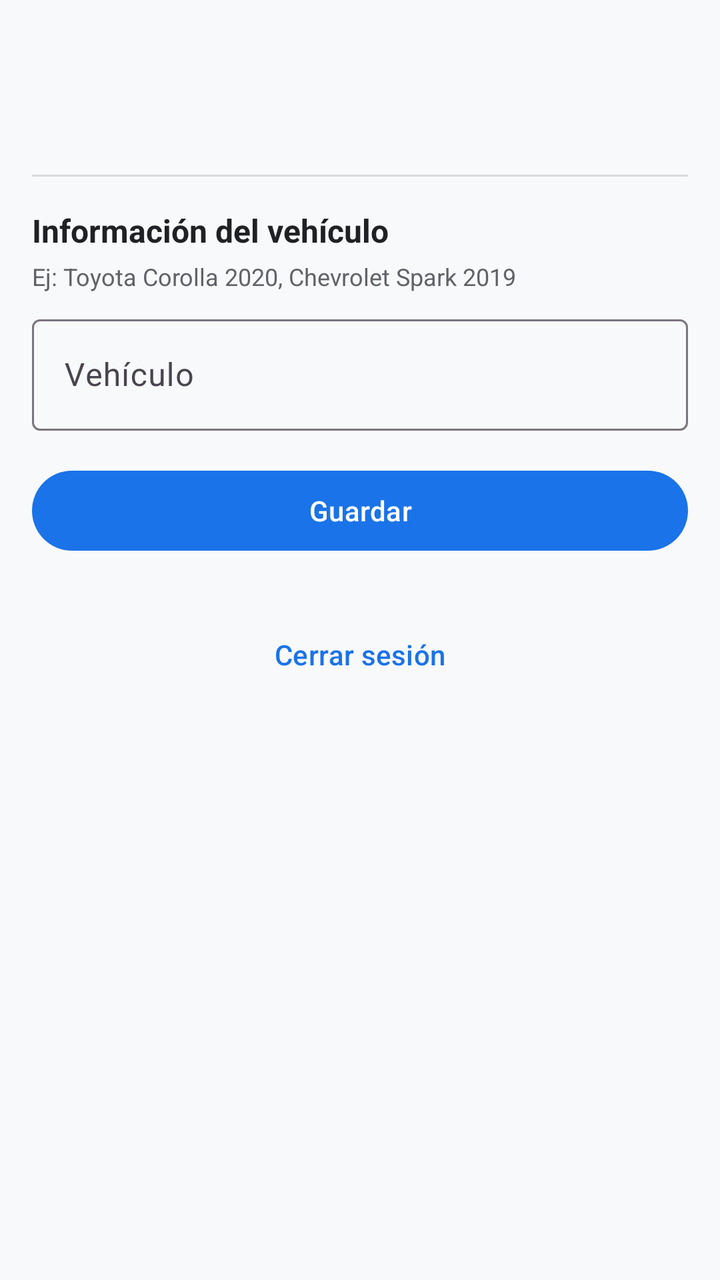
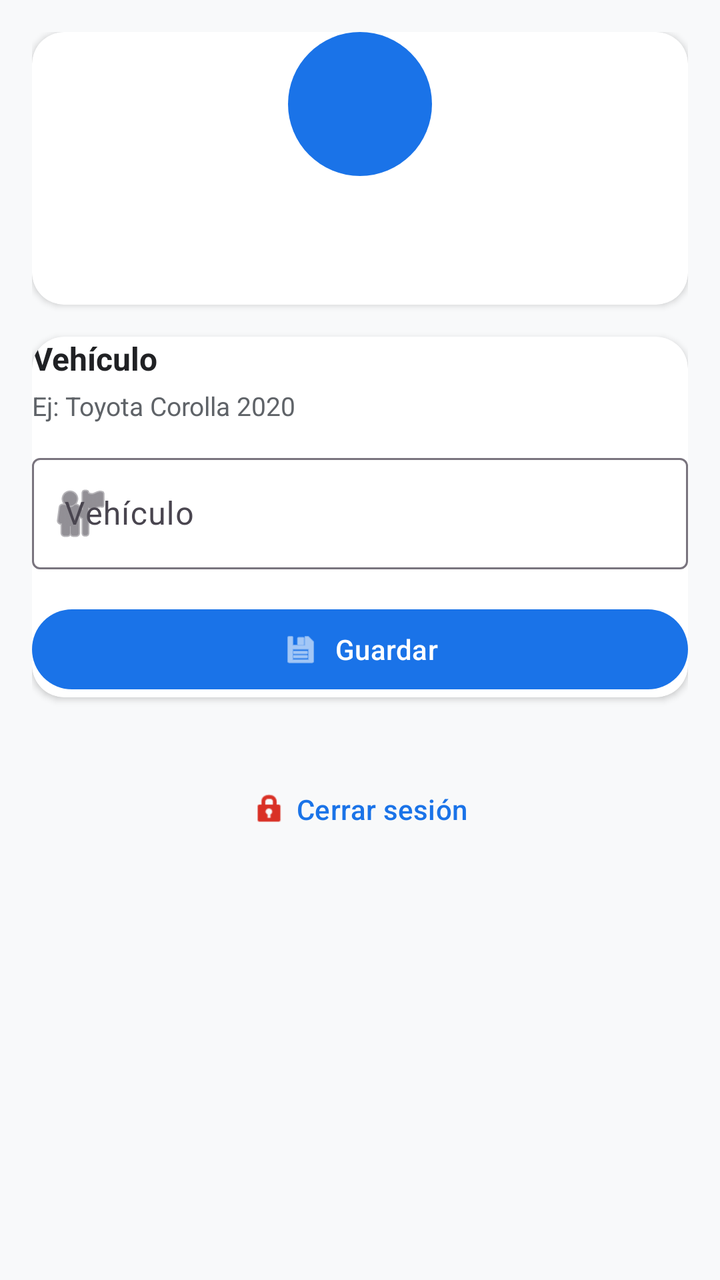

Screens rendered from an Android XML layout before and after an edit, with the pre-edit source and the edit as a unified diff.
<!-- AndroidManifest.xml: application theme Theme.CarpoolApp -->
<!-- res/layout/fragment_perfil.xml -->
<?xml version="1.0" encoding="utf-8"?>
<ScrollView
    xmlns:android="http://schemas.android.com/apk/res/android"
    xmlns:app="http://schemas.android.com/apk/res-auto"
    android:layout_width="match_parent"
    android:layout_height="match_parent">

    <androidx.constraintlayout.widget.ConstraintLayout
        android:layout_width="match_parent"
        android:layout_height="wrap_content"
        android:padding="@dimen/margin_medium">

        <TextView
            android:id="@+id/tv_nombre"
            android:layout_width="0dp"
            android:layout_height="wrap_content"
            android:textSize="24sp"
            android:textStyle="bold"
            android:textColor="@color/text_primary"
            app:layout_constraintTop_toTopOf="parent"
            app:layout_constraintStart_toStartOf="parent"
            app:layout_constraintEnd_toEndOf="parent" />

        <TextView
            android:id="@+id/tv_email"
            android:layout_width="0dp"
            android:layout_height="wrap_content"
            android:textSize="14sp"
            android:textColor="@color/text_secondary"
            app:layout_constraintTop_toBottomOf="@id/tv_nombre"
            app:layout_constraintStart_toStartOf="parent"
            app:layout_constraintEnd_toEndOf="parent"
            android:layout_marginTop="4dp" />

        <View
            android:id="@+id/divider"
            android:layout_width="0dp"
            android:layout_height="1dp"
            android:background="@color/text_secondary"
            android:alpha="0.2"
            app:layout_constraintTop_toBottomOf="@id/tv_email"
            app:layout_constraintStart_toStartOf="parent"
            app:layout_constraintEnd_toEndOf="parent"
            android:layout_marginTop="16dp" />

        <TextView
            android:id="@+id/vehiculo_title"
            android:layout_width="wrap_content"
            android:layout_height="wrap_content"
            android:text="Información del vehículo"
            android:textSize="16sp"
            android:textStyle="bold"
            android:textColor="@color/text_primary"
            app:layout_constraintTop_toBottomOf="@id/divider"
            app:layout_constraintStart_toStartOf="parent"
            android:layout_marginTop="16dp" />

        <TextView
            android:id="@+id/vehiculo_helper"
            android:layout_width="0dp"
            android:layout_height="wrap_content"
            android:text="Ej: Toyota Corolla 2020, Chevrolet Spark 2019"
            android:textSize="12sp"
            android:textColor="@color/text_secondary"
            app:layout_constraintTop_toBottomOf="@id/vehiculo_title"
            app:layout_constraintStart_toStartOf="parent"
            app:layout_constraintEnd_toEndOf="parent"
            android:layout_marginTop="4dp" />

        <com.google.android.material.textfield.TextInputLayout
            android:id="@+id/vehiculo_layout"
            android:layout_width="0dp"
            android:layout_height="wrap_content"
            android:hint="@string/label_vehiculo"
            style="@style/Widget.Material3.TextInputLayout.OutlinedBox"
            app:layout_constraintTop_toBottomOf="@id/vehiculo_helper"
            app:layout_constraintStart_toStartOf="parent"
            app:layout_constraintEnd_toEndOf="parent"
            android:layout_marginTop="8dp">

            <com.google.android.material.textfield.TextInputEditText
                android:id="@+id/vehiculo_input"
                android:layout_width="match_parent"
                android:layout_height="wrap_content"
                android:inputType="textCapWords" />
        </com.google.android.material.textfield.TextInputLayout>

        <TextView
            android:id="@+id/mensaje_feedback"
            android:layout_width="0dp"
            android:layout_height="wrap_content"
            android:textSize="14sp"
            android:textAlignment="center"
            android:padding="12dp"
            android:background="@drawable/feedback_background"
            android:visibility="gone"
            app:layout_constraintTop_toBottomOf="@id/btn_cerrar_sesion"
            app:layout_constraintStart_toStartOf="parent"
            app:layout_constraintEnd_toEndOf="parent"
            android:layout_marginTop="16dp" />

        <com.google.android.material.button.MaterialButton
            android:id="@+id/btn_guardar"
            android:layout_width="0dp"
            android:layout_height="48dp"
            android:text="@string/btn_guardar"
            app:layout_constraintTop_toBottomOf="@id/vehiculo_layout"
            app:layout_constraintStart_toStartOf="parent"
            app:layout_constraintEnd_toEndOf="parent"
            android:layout_marginTop="16dp" />

        <com.google.android.material.button.MaterialButton
            android:id="@+id/btn_cerrar_sesion"
            android:layout_width="0dp"
            android:layout_height="48dp"
            android:text="@string/msg_cerrar_sesion"
            style="@style/Widget.Material3.Button.TextButton"
            app:layout_constraintTop_toBottomOf="@id/btn_guardar"
            app:layout_constraintStart_toStartOf="parent"
            app:layout_constraintEnd_toEndOf="parent"
            android:layout_marginTop="24dp" />

    </androidx.constraintlayout.widget.ConstraintLayout>
</ScrollView>
<!-- resources referenced by this layout -->
<resources>
  <color name="text_primary">#FF202124</color>
  <color name="text_secondary">#FF5F6368</color>
  <dimen name="margin_medium">16dp</dimen>
  <!-- drawable feedback_background (drawable) -->
  <?xml version="1.0" encoding="utf-8"?>
  <shape xmlns:android="http://schemas.android.com/apk/res/android"
      android:shape="rectangle">
      <solid android:color="#E8F5E9" />
      <corners android:radius="8dp" />
      <padding
          android:left="8dp"
          android:top="8dp"
          android:right="8dp"
          android:bottom="8dp" />
  </shape>
  <string name="btn_guardar">Guardar</string>
  <string name="label_vehiculo">Vehículo</string>
  <string name="msg_cerrar_sesion">Cerrar sesión</string>
  <style name="Theme.CarpoolApp" parent="Theme.Material3.DayNight.NoActionBar">
          <item name="colorPrimary">@color/primary</item>
          <item name="colorOnPrimary">@color/on_primary</item>
          <item name="colorPrimaryContainer">@color/primary_variant</item>
          <item name="colorSecondary">@color/secondary</item>
          <item name="colorOnSecondary">@color/on_secondary</item>
          <item name="colorError">@color/error</item>
          <item name="colorOnError">@color/on_error</item>
          <item name="android:colorBackground">@color/background</item>
          <item name="colorOnBackground">@color/on_background</item>
          <item name="colorOnSurface">@color/on_surface</item>
      </style>
  <color name="primary">#FF1A73E8</color>
  <color name="on_primary">#FFFFFFFF</color>
  <color name="primary_variant">#FF1557B0</color>
  <color name="secondary">#FF34A853</color>
  <color name="on_secondary">#FFFFFFFF</color>
  <color name="error">#FFD93025</color>
  <color name="on_error">#FFFFFFFF</color>
  <color name="background">#FFF8F9FA</color>
  <color name="on_background">#FF202124</color>
  <color name="on_surface">#FF202124</color>
</resources>

<!-- the commit's change to res/layout/fragment_perfil.xml (unified diff, before → after) -->
@@ -3,87 +3,142 @@
     xmlns:android="http://schemas.android.com/apk/res/android"
     xmlns:app="http://schemas.android.com/apk/res-auto"
     android:layout_width="match_parent"
-    android:layout_height="match_parent">
+    android:layout_height="match_parent"
+    android:background="@color/background">
 
     <androidx.constraintlayout.widget.ConstraintLayout
         android:layout_width="match_parent"
         android:layout_height="wrap_content"
-        android:padding="@dimen/margin_medium">
+        android:padding="16dp">
 
-        <TextView
-            android:id="@+id/tv_nombre"
+        <com.google.android.material.card.MaterialCardView
+            android:id="@+id/profile_card"
             android:layout_width="0dp"
             android:layout_height="wrap_content"
-            android:textSize="24sp"
-            android:textStyle="bold"
-            android:textColor="@color/text_primary"
+            app:cardCornerRadius="16dp"
+            app:cardElevation="2dp"
+            app:cardBackgroundColor="@color/surface"
             app:layout_constraintTop_toTopOf="parent"
             app:layout_constraintStart_toStartOf="parent"
-            app:layout_constraintEnd_toEndOf="parent" />
+            app:layout_constraintEnd_toEndOf="parent"
+            android:padding="24dp">
 
-        <TextView
-            android:id="@+id/tv_email"
+            <androidx.constraintlayout.widget.ConstraintLayout
+                android:layout_width="match_parent"
+                android:layout_height="wrap_content">
+
+                <TextView
+                    android:id="@+id/avatar"
+                    android:layout_width="72dp"
+                    android:layout_height="72dp"
+                    android:background="@drawable/circle_avatar_background"
+                    android:gravity="center"
+                    android:textSize="28sp"
+                    android:textStyle="bold"
+                    android:textColor="@color/on_primary"
+                    app:layout_constraintTop_toTopOf="parent"
+                    app:layout_constraintStart_toStartOf="parent"
+                    app:layout_constraintEnd_toEndOf="parent" />
+
+                <TextView
+                    android:id="@+id/tv_nombre"
+                    android:layout_width="0dp"
+                    android:layout_height="wrap_content"
+                    android:textSize="22sp"
+                    android:textStyle="bold"
+                    android:textColor="@color/text_primary"
+                    android:gravity="center"
+                    android:layout_marginTop="12dp"
+                    app:layout_constraintTop_toBottomOf="@id/avatar"
+                    app:layout_constraintStart_toStartOf="parent"
+                    app:layout_constraintEnd_toEndOf="parent" />
+
+                <TextView
+                    android:id="@+id/tv_email"
+                    android:layout_width="0dp"
+                    android:layout_height="wrap_content"
+                    android:textSize="14sp"
+                    android:textColor="@color/text_secondary"
+                    android:gravity="center"
+                    app:layout_constraintTop_toBottomOf="@id/tv_nombre"
+                    app:layout_constraintStart_toStartOf="parent"
+                    app:layout_constraintEnd_toEndOf="parent"
+                    android:layout_marginTop="4dp" />
+            </androidx.constraintlayout.widget.ConstraintLayout>
+        </com.google.android.material.card.MaterialCardView>
+
+        <com.google.android.material.card.MaterialCardView
+            android:id="@+id/vehiculo_card"
             android:layout_width="0dp"
             android:layout_height="wrap_content"
-            android:textSize="14sp"
-            android:textColor="@color/text_secondary"
-            app:layout_constraintTop_toBottomOf="@id/tv_nombre"
+            app:cardCornerRadius="16dp"
+            app:cardElevation="2dp"
+            app:cardBackgroundColor="@color/surface"
+            android:layout_marginTop="16dp"
+            app:layout_constraintTop_toBottomOf="@id/profile_card"
             app:layout_constraintStart_toStartOf="parent"
             app:layout_constraintEnd_toEndOf="parent"
-            android:layout_marginTop="4dp" />
+            android:padding="20dp">
 
-        <View
-            android:id="@+id/divider"
-            android:layout_width="0dp"
-            android:layout_height="1dp"
-            android:background="@color/text_secondary"
-            android:alpha="0.2"
-            app:layout_constraintTop_toBottomOf="@id/tv_email"
-            app:layout_constraintStart_toStartOf="parent"
-            app:layout_constraintEnd_toEndOf="parent"
-            android:layout_marginTop="16dp" />
+            <androidx.constraintlayout.widget.ConstraintLayout
+                android:layout_width="match_parent"
+                android:layout_height="wrap_content">
 
-        <TextView
-            android:id="@+id/vehiculo_title"
-            android:layout_width="wrap_content"
-            android:layout_height="wrap_content"
-            android:text="Información del vehículo"
-            android:textSize="16sp"
-            android:textStyle="bold"
-            android:textColor="@color/text_primary"
-            app:layout_constraintTop_toBottomOf="@id/divider"
-            app:layout_constraintStart_toStartOf="parent"
-            android:layout_marginTop="16dp" />
+                <TextView
+                    android:id="@+id/vehiculo_title"
+                    android:layout_width="wrap_content"
+                    android:layout_height="wrap_content"
+                    android:text="Vehículo"
+                    android:textSize="16sp"
+                    android:textStyle="bold"
+                    android:textColor="@color/text_primary"
+                    app:layout_constraintTop_toTopOf="parent"
+                    app:layout_constraintStart_toStartOf="parent" />
 
-        <TextView
-            android:id="@+id/vehiculo_helper"
-            android:layout_width="0dp"
-            android:layout_height="wrap_content"
-            android:text="Ej: Toyota Corolla 2020, Chevrolet Spark 2019"
-            android:textSize="12sp"
-            android:textColor="@color/text_secondary"
-            app:layout_constraintTop_toBottomOf="@id/vehiculo_title"
-            app:layout_constraintStart_toStartOf="parent"
-            app:layout_constraintEnd_toEndOf="parent"
-            android:layout_marginTop="4dp" />
+                <TextView
+                    android:id="@+id/vehiculo_helper"
+                    android:layout_width="0dp"
+                    android:layout_height="wrap_content"
+                    android:text="Ej: Toyota Corolla 2020"
+                    android:textSize="13sp"
+                    android:textColor="@color/text_secondary"
+                    app:layout_constraintTop_toBottomOf="@id/vehiculo_title"
+                    app:layout_constraintStart_toStartOf="parent"
+                    app:layout_constraintEnd_toEndOf="parent"
+                    android:layout_marginTop="4dp" />
 
-        <com.google.android.material.textfield.TextInputLayout
-            android:id="@+id/vehiculo_layout"
-            android:layout_width="0dp"
-            android:layout_height="wrap_content"
-            android:hint="@string/label_vehiculo"
-            style="@style/Widget.Material3.TextInputLayout.OutlinedBox"
-            app:layout_constraintTop_toBottomOf="@id/vehiculo_helper"
-            app:layout_constraintStart_toStartOf="parent"
-            app:layout_constraintEnd_toEndOf="parent"
-            android:layout_marginTop="8dp">
+                <com.google.android.material.textfield.TextInputLayout
+                    android:id="@+id/vehiculo_layout"
+                    android:layout_width="0dp"
+                    android:layout_height="wrap_content"
+                    android:hint="@string/label_vehiculo"
+                    style="@style/Widget.Material3.TextInputLayout.OutlinedBox"
+                    app:startIconDrawable="@android:drawable/ic_menu_myplaces"
+                    app:layout_constraintTop_toBottomOf="@id/vehiculo_helper"
+                    app:layout_constraintStart_toStartOf="parent"
+                    app:layout_constraintEnd_toEndOf="parent"
+                    android:layout_marginTop="12dp">
 
-            <com.google.android.material.textfield.TextInputEditText
-                android:id="@+id/vehiculo_input"
-                android:layout_width="match_parent"
-                android:layout_height="wrap_content"
-                android:inputType="textCapWords" />
-        </com.google.android.material.textfield.TextInputLayout>
+                    <com.google.android.material.textfield.TextInputEditText
+                        android:id="@+id/vehiculo_input"
+                        android:layout_width="match_parent"
+                        android:layout_height="wrap_content"
+                        android:inputType="textCapWords" />
+                </com.google.android.material.textfield.TextInputLayout>
+
+                <com.google.android.material.button.MaterialButton
+                    android:id="@+id/btn_guardar"
+                    android:layout_width="0dp"
+                    android:layout_height="48dp"
+                    android:text="@string/btn_guardar"
+                    app:icon="@android:drawable/ic_menu_save"
+                    app:iconGravity="textStart"
+                    app:layout_constraintTop_toBottomOf="@id/vehiculo_layout"
+                    app:layout_constraintStart_toStartOf="parent"
+                    app:layout_constraintEnd_toEndOf="parent"
+                    android:layout_marginTop="16dp" />
+            </androidx.constraintlayout.widget.ConstraintLayout>
+        </com.google.android.material.card.MaterialCardView>
 
         <TextView
             android:id="@+id/mensaje_feedback"
@@ -100,25 +155,18 @@
             android:layout_marginTop="16dp" />
 
         <com.google.android.material.button.MaterialButton
-            android:id="@+id/btn_guardar"
-            android:layout_width="0dp"
-            android:layout_height="48dp"
-            android:text="@string/btn_guardar"
-            app:layout_constraintTop_toBottomOf="@id/vehiculo_layout"
-            app:layout_constraintStart_toStartOf="parent"
-            app:layout_constraintEnd_toEndOf="parent"
-            android:layout_marginTop="16dp" />
-
-        <com.google.android.material.button.MaterialButton
             android:id="@+id/btn_cerrar_sesion"
             android:layout_width="0dp"
             android:layout_height="48dp"
             android:text="@string/msg_cerrar_sesion"
             style="@style/Widget.Material3.Button.TextButton"
-            app:layout_constraintTop_toBottomOf="@id/btn_guardar"
+            app:icon="@android:drawable/ic_lock_idle_lock"
+            app:iconGravity="textStart"
+            app:iconTint="@color/error"
+            app:layout_constraintTop_toBottomOf="@id/vehiculo_card"
             app:layout_constraintStart_toStartOf="parent"
             app:layout_constraintEnd_toEndOf="parent"
-            android:layout_marginTop="24dp" />
+            android:layout_marginTop="32dp" />
 
     </androidx.constraintlayout.widget.ConstraintLayout>
 </ScrollView>
<!-- resource entries referenced after the edit -->
@@ -2,7 +2,12 @@
 <resources>
   <color name="text_primary">#FF202124</color>
   <color name="text_secondary">#FF5F6368</color>
-  <dimen name="margin_medium">16dp</dimen>
+  <!-- drawable circle_avatar_background (drawable) -->
+  <?xml version="1.0" encoding="utf-8"?>
+  <shape xmlns:android="http://schemas.android.com/apk/res/android"
+      android:shape="oval">
+      <solid android:color="@color/primary" />
+  </shape>
   <!-- drawable feedback_background (drawable) -->
   <?xml version="1.0" encoding="utf-8"?>
   <shape xmlns:android="http://schemas.android.com/apk/res/android"
@@ -29,9 +34,11 @@
           <item name="android:colorBackground">@color/background</item>
           <item name="colorOnBackground">@color/on_background</item>
           <item name="colorOnSurface">@color/on_surface</item>
+          <item name="materialCardViewStyle">@style/Widget.CarpoolApp.Card</item>
       </style>
   <color name="primary">#FF1A73E8</color>
   <color name="on_primary">#FFFFFFFF</color>
+  <color name="surface">#FFFFFFFF</color>
   <color name="primary_variant">#FF1557B0</color>
   <color name="secondary">#FF34A853</color>
   <color name="on_secondary">#FFFFFFFF</color>
@@ -40,5 +47,10 @@
   <color name="background">#FFF8F9FA</color>
   <color name="on_background">#FF202124</color>
   <color name="on_surface">#FF202124</color>
+  <style name="Widget.CarpoolApp.Card" parent="Widget.Material3.CardView.Filled">
+          <item name="cardCornerRadius">16dp</item>
+          <item name="cardElevation">2dp</item>
+          <item name="strokeWidth">0dp</item>
+      </style>
 </resources>
 
